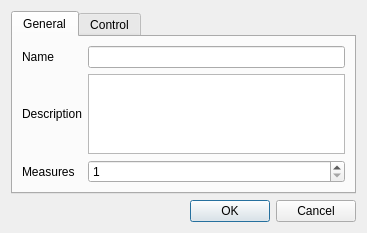
Before: the Qt Designer form aeroist/referencepreferences.ui in froque/AeroIST, drawn with Qt 5.
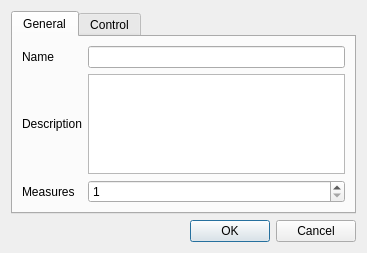
After: the same form once the commit is applied.

```diff
--- a/aeroist/referencepreferences.ui
+++ b/aeroist/referencepreferences.ui
@@ -7,7 +7,7 @@
     <x>0</x>
     <y>0</y>
     <width>367</width>
-    <height>233</height>
+    <height>253</height>
    </rect>
   </property>
   <property name="maximumSize">
@@ -72,6 +72,9 @@
          <property name="minimum">
           <number>1</number>
          </property>
+         <property name="maximum">
+          <number>1000</number>
+         </property>
         </widget>
        </item>
       </layout>
```
